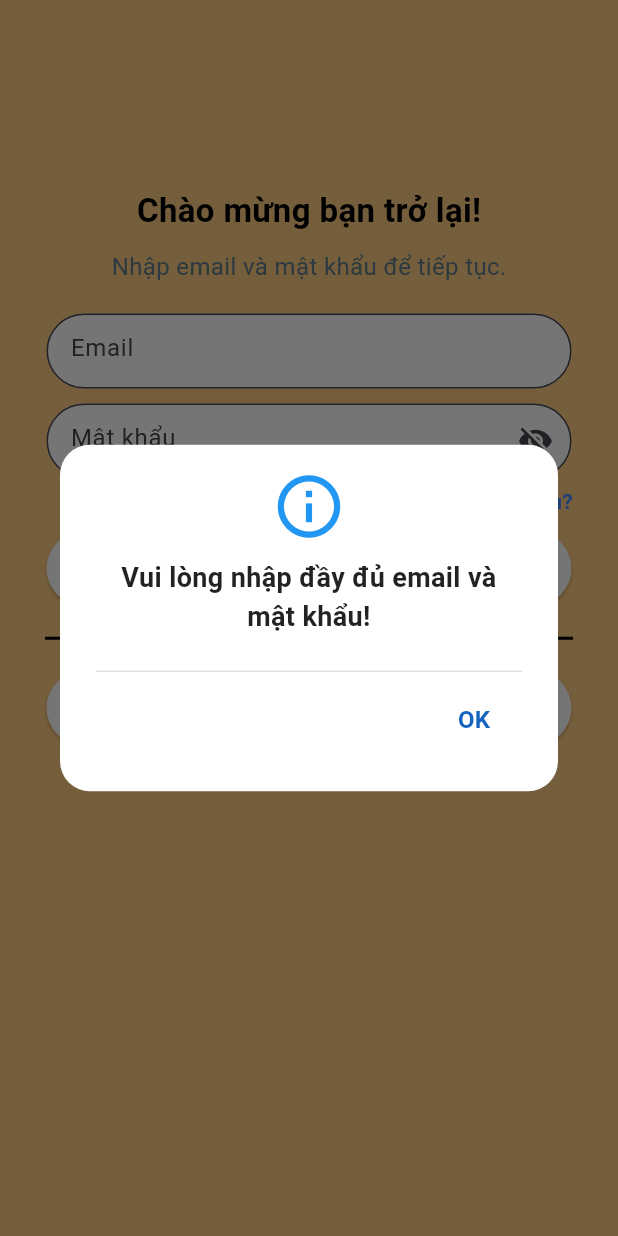
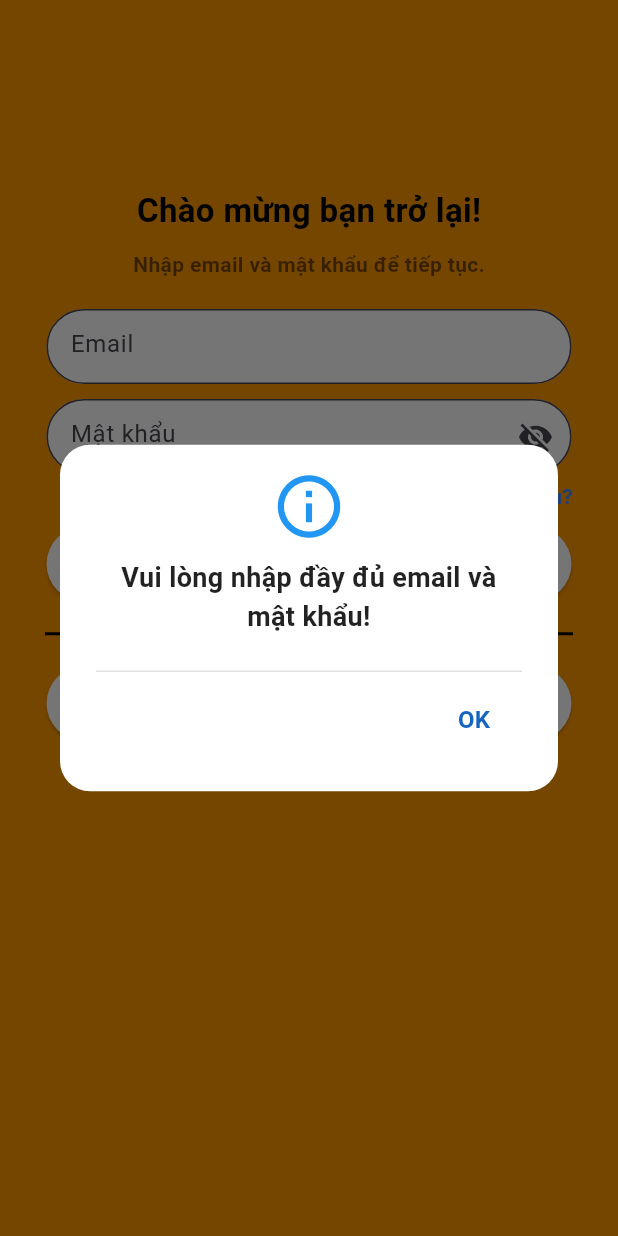
Before and after one commit to Tinhdang-AI/fundy_management_app, a Flutter app: the screen it shows after launch, after a tap on "Đăng Nhập", on a phone screen of 412 x 824 dp. Run offline on Flutter 3.47's test engine with Material 3 defaults, Android fonts, the phone set to English and light mode, and no system bars; our stand-ins replace cloud_firestore, email_validator, firebase_auth, firebase_core, fl_chart, google_sign_in and 4 more; accounts and stored records are empty.

Commit message:
Update login_screen.dart

```diff
--- a/lib/screens/login_screen.dart
+++ b/lib/screens/login_screen.dart
@@ -18,39 +18,6 @@ class _LoginScreenState extends State<LoginScreen> {
   bool _obscurePassword = true;
   bool _isLoading = false;
   final DatabaseService _databaseService = DatabaseService();
-
-  @override
-  void initState() {
-    super.initState();
-    _checkLoginState();
-  }
-
-  Future<void> _checkLoginState() async {
-    setState(() {
-      _isLoading = true;
-    });
-
-    try {
-      SharedPreferences prefs = await SharedPreferences.getInstance();
-      bool isLoggedIn = prefs.getBool('isLoggedIn') ?? false;
-
-      if (isLoggedIn) {
-        User? user = FirebaseAuth.instance.currentUser;
-        if (user != null) {
-          Navigator.pushReplacementNamed(context, '/expense');
-        } else {
-          // User was logged in according to SharedPreferences but Firebase says no
-          await prefs.setBool('isLoggedIn', false);
-        }
-      }
-    } catch (e) {
-      print("Error checking login state: $e");
-    } finally {
-      setState(() {
-        _isLoading = false;
-      });
-    }
-  }
 
   Future<void> _saveLoginState() async {
     SharedPreferences prefs = await SharedPreferences.getInstance();
@@ -76,7 +43,6 @@ class _LoginScreenState extends State<LoginScreen> {
     });
 
     try {
-      // Thử đăng nhập trực tiếp mà không kiểm tra trước
       UserCredential userCredential = await FirebaseAuth.instance
           .signInWithEmailAndPassword(
         email: email,
@@ -210,7 +176,7 @@ class _LoginScreenState extends State<LoginScreen> {
     }
 
     return Scaffold(
-      backgroundColor: Colors.orange.shade200,
+      backgroundColor: Colors.orange,
       body: SingleChildScrollView(
         child: Padding(
           padding: EdgeInsets.only(top: 125, left: 30, right: 30),
@@ -228,8 +194,8 @@ class _LoginScreenState extends State<LoginScreen> {
               Text(
                 'Nhập email và mật khẩu để tiếp tục.',
                 style: TextStyle(
-                  fontSize: 16,
-                  color: Colors.blueGrey,
+                  fontWeight: FontWeight.bold,
+                  color: Colors.black54,
                 ),
               ),
               SizedBox(height: 20),
```
